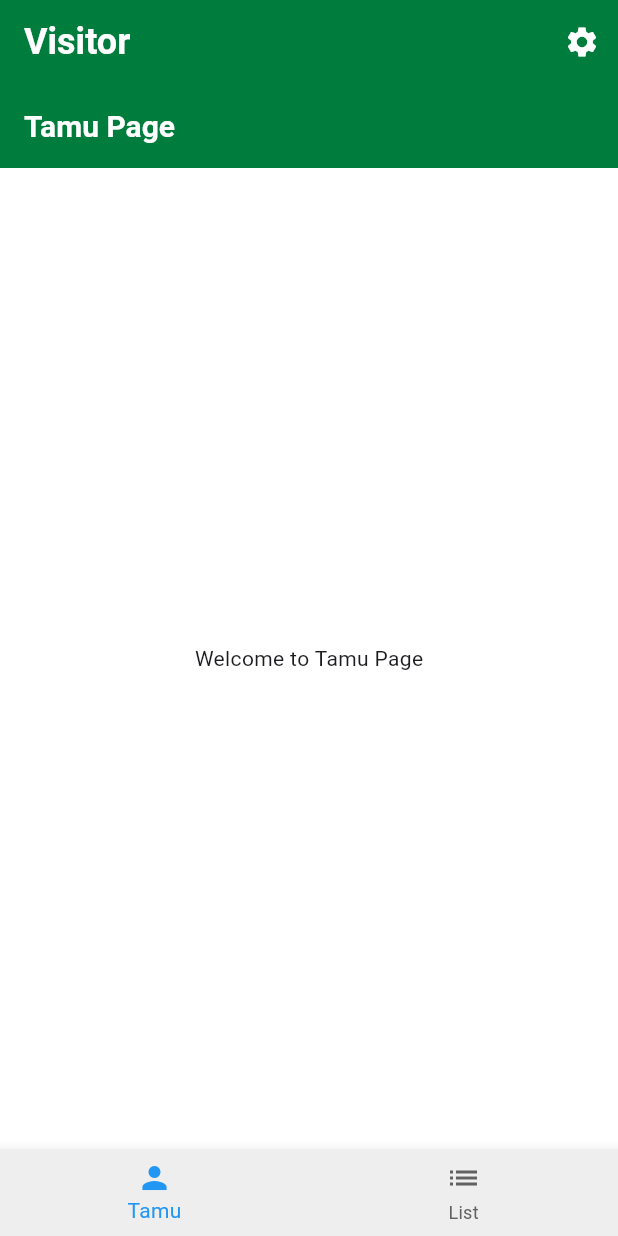
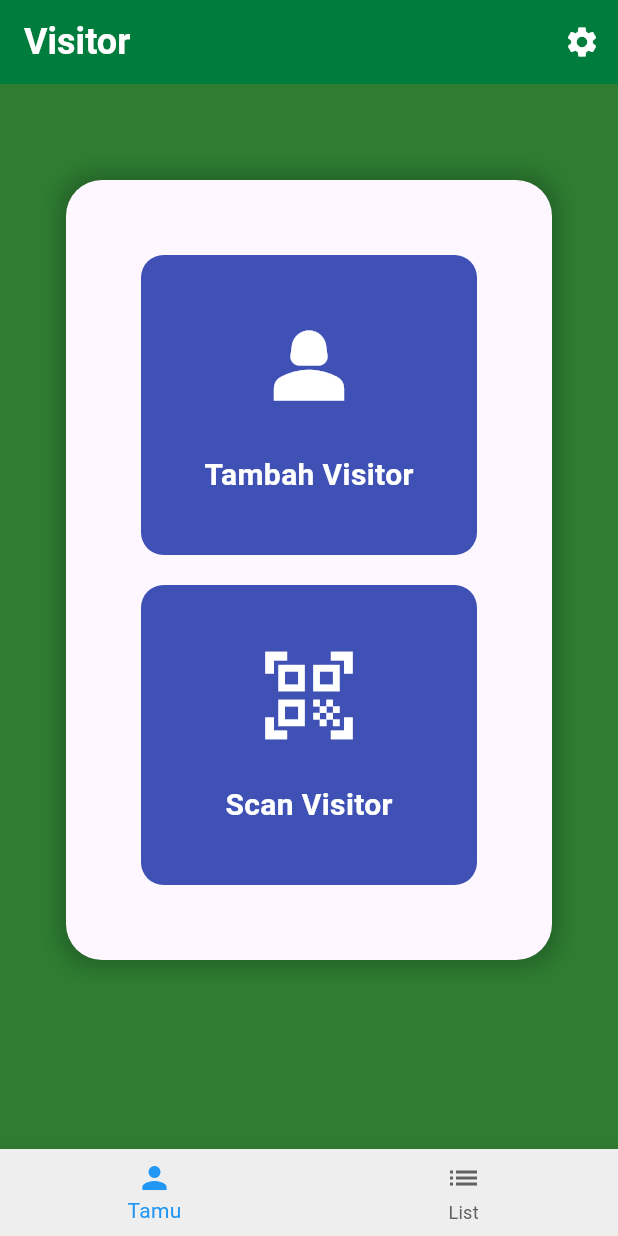
Before and after one commit to ediviar/FINAL-PROJECT, a Flutter app: the screen it shows after launch, on a phone screen of 412 x 824 dp. Run offline on Flutter 3.47's test engine with Material 3 defaults, Android fonts, the phone set to English and light mode, and no system bars; our stand-ins replace drift, flutter_bloc, get_it; missing offline and left inert: qr_code_scanner_plus; accounts and stored records are empty; generated files the repository leaves out were written again.

Commit message:
Add Button in Visitor Page

```diff
--- a/lib/pages/tamu_page.dart
+++ b/lib/pages/tamu_page.dart
@@ -1,3 +1,4 @@
+import 'package:final_project/templates/routes.dart';
 import 'package:flutter/material.dart';
 
 class TamuPage extends StatelessWidget {
@@ -6,11 +7,93 @@ class TamuPage extends StatelessWidget {
   @override
   Widget build(BuildContext context) {
     return Scaffold(
-      appBar: AppBar(
-        title: Text('Tamu Page'),
+      backgroundColor: Colors.green[800],
+      body: SafeArea(
+        child: Container(
+          padding: EdgeInsets.all(20),
+          child: Column(
+            children: [
+              SizedBox(height: 20),
+              Padding(
+                padding: EdgeInsets.all(24),
+                child: Center(
+                  child: Container(
+                    padding: EdgeInsets.all(50),
+                    decoration: BoxDecoration(
+                      color: Theme.of(context).colorScheme.surface,
+                      borderRadius: BorderRadius.circular(24),
+                      boxShadow: [
+                        BoxShadow(
+                          color: Colors.black.withOpacity(0.2),
+                          blurRadius: 10,
+                          spreadRadius: 5,
+                        ),
+                      ]
+                    ),
+                    child: Column(
+                      mainAxisAlignment: MainAxisAlignment.center,
+                      crossAxisAlignment: CrossAxisAlignment.center,
+                      children: [
+                        _buildFutureButton(
+                          context,
+                          'Tambah Visitor',
+                          Icons.person_2,
+                          () => Navigator.pushNamed(
+                            context,
+                            MyRoutes.addVisitorRoute
+                          ),
+                        ),
+                        SizedBox(height: 20),
+                        _buildFutureButton(
+                          context,
+                          'Scan Visitor',
+                          Icons.qr_code_scanner,
+                          () => Navigator.pushNamed(
+                            context,
+                            MyRoutes.scanVisitorRoute
+                          ),
+                        ),
+                      ],
+                    ),
+                  ),
+                ),
+              ),
+            ],
+          ),
+        )
       ),
-      body: Center(
-        child: Text('Welcome to Tamu Page'),
+    );
+  }
+
+  Widget _buildFutureButton(BuildContext context, String title, IconData icon, VoidCallback onPressed) {
+    return GestureDetector(
+      onTap: onPressed,
+      child: Container(
+        padding: EdgeInsets.all(15),
+        height: 200,
+        width: 250,
+        decoration: BoxDecoration(
+          color: Colors.indigo,
+          borderRadius: BorderRadius.circular(15),
+        ),
+        child: Column(
+          mainAxisAlignment: MainAxisAlignment.spaceEvenly,
+          children: [
+            Icon(
+              icon,
+              size: 70,
+              color: Colors.white,
+            ),
+            Text(
+              title,
+              style: TextStyle(
+                fontSize: 20,
+                fontWeight: FontWeight.bold,
+                color: Colors.white,
+              ),
+            )
+          ],
+        ),
       ),
     );
   }
--- a/lib/templates/routes.dart
+++ b/lib/templates/routes.dart
@@ -1,23 +1,30 @@
+import 'package:final_project/pages/add_visitor.dart';
+import 'package:final_project/pages/list_page.dart';
 import 'package:final_project/pages/scan_page.dart';
 import 'package:final_project/pages/setting_page.dart';
 import 'package:final_project/pages/tamu_page.dart';
 import 'package:final_project/templates/main_page.dart';
+import 'package:final_project/templates/scanner_page.dart';
 import 'package:final_project/templates/splash_screen.dart';
 
 class MyRoutes {
   static String splashRoute = "/";
   static String mainRoute = "/main";
-  static String scanRoute = "/scan";
+  static String addVisitorRoute = "/add";
+  static String scanVisitorRoute = "/scan";
   static String tamuRoute = "/tamu";
-  static String listRoute = "/list";
+  static String listVisitorRoute = "/list";
   static String settingRoute = "/setting";
+  static String scannerRoute = "/scanner";
 }
 
 final routes = {
   MyRoutes.splashRoute: (context) => const SplashScreen(),
   MyRoutes.mainRoute: (context) => const MainPage(),
-  MyRoutes.scanRoute: (context) => const ScanPage(),
+  MyRoutes.addVisitorRoute: (context) => const AddVisitor(),
+  MyRoutes.scanVisitorRoute: (context) => const ScanPage(),
   MyRoutes.tamuRoute: (context) => const TamuPage(),
-  MyRoutes.listRoute: (context) => const TamuPage(),
+  MyRoutes.listVisitorRoute: (context) => const ListPage(),
   MyRoutes.settingRoute: (context) => const SettingPage(),
+  MyRoutes.scannerRoute: (context) => const ScannerPage(),
 };
```
Also changed, not shown: lib/pages/add_visitor.dart (+6 -29 lines), lib/pages/scan_page.dart (+15 -6 lines), lib/templates/main_page.dart (+3 -5 lines).
